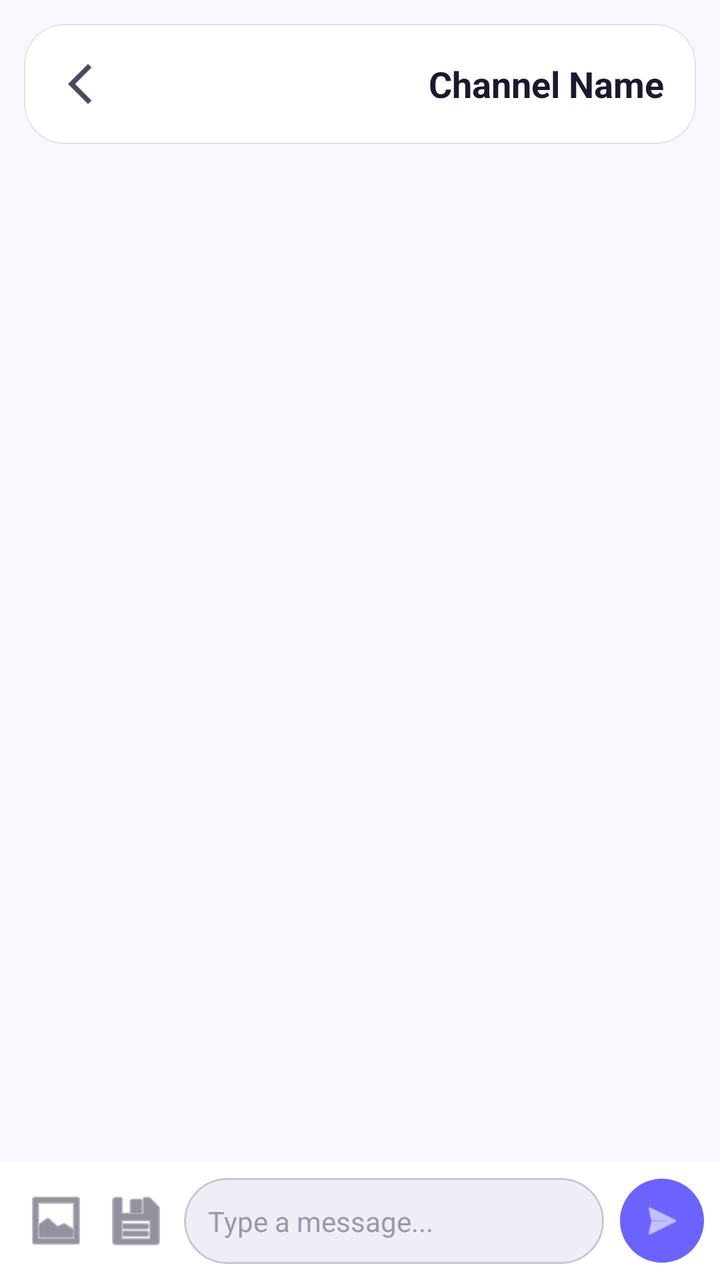
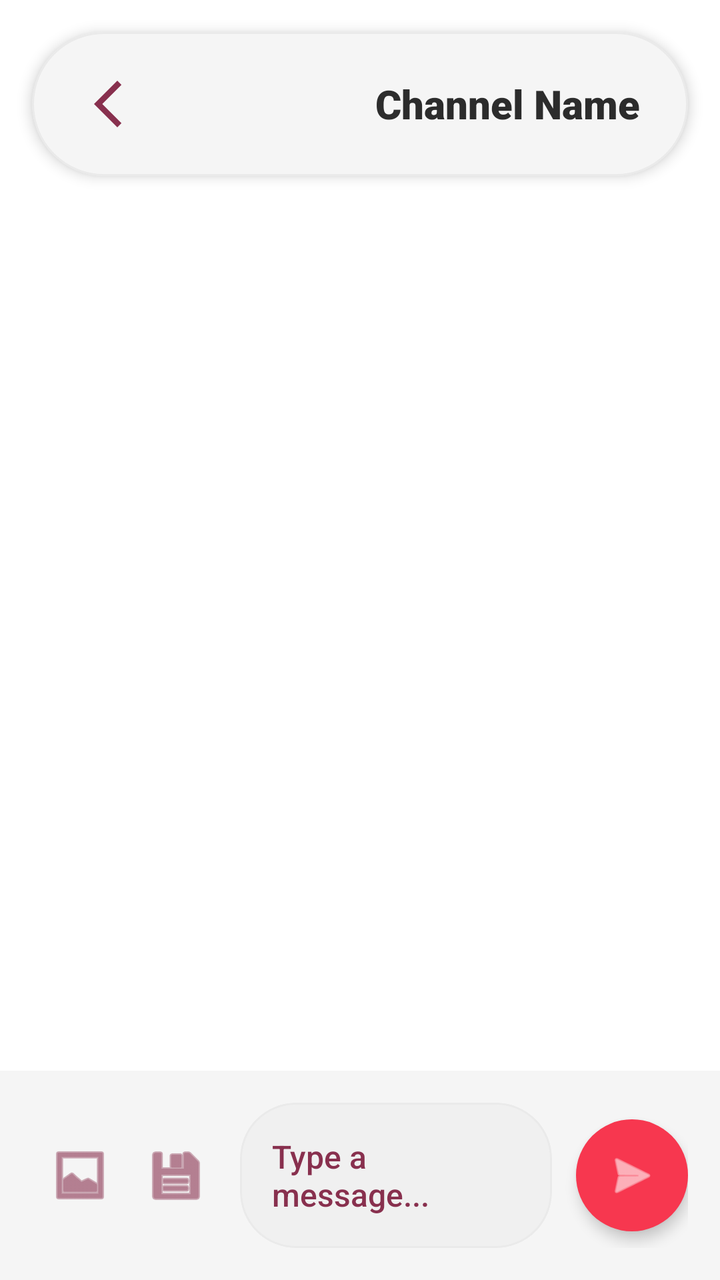

Compare the two renders of this Android layout. The source of the first and the diff that turns it into the second are given below.
<!-- AndroidManifest.xml: application theme Theme.SE114_CallingSystem -->
<!-- res/layout/activity_chat_detail.xml -->
<?xml version="1.0" encoding="utf-8"?>
<LinearLayout xmlns:android="http://schemas.android.com/apk/res/android"
    xmlns:app="http://schemas.android.com/apk/res-auto"
    android:id="@+id/main"
    android:layout_width="match_parent"
    android:layout_height="match_parent"
    android:background="@color/bg_primary"
    android:orientation="vertical"
    android:fitsSystemWindows="true">

    <com.google.android.material.card.MaterialCardView
        android:id="@+id/header"
        android:layout_width="match_parent"
        android:layout_height="60dp"
        android:layout_margin="12dp"
        app:cardBackgroundColor="@color/bg_secondary"
        app:cardCornerRadius="20dp"
        app:cardElevation="0dp"
        app:strokeColor="@color/card_stroke"
        app:strokeWidth="0.5dp">

        <RelativeLayout
            android:layout_width="match_parent"
            android:layout_height="match_parent"
            android:paddingHorizontal="16dp">

            <ImageView
                android:id="@+id/btnBack"
                android:layout_width="24dp"
                android:layout_height="24dp"
                android:layout_centerVertical="true"
                android:src="@drawable/icon_backbutton"
                app:tint="@color/icon_tint" />

            <TextView
                android:id="@+id/tvChannelName"
                android:layout_width="wrap_content"
                android:layout_height="wrap_content"
                android:layout_alignParentEnd="true"
                android:layout_centerVertical="true"
                android:text="Channel Name"
                android:textColor="@color/text_primary"
                android:textSize="18sp"
                android:textStyle="bold" />
        </RelativeLayout>
    </com.google.android.material.card.MaterialCardView>

    <androidx.recyclerview.widget.RecyclerView
        android:id="@+id/chatRecyclerView"
        android:layout_width="match_parent"
        android:layout_height="0dp"
        android:layout_weight="1"
        android:layout_marginHorizontal="8dp"
        android:background="@color/bg_primary"
        android:padding="8dp" />

    <LinearLayout
        android:id="@+id/tvReplyingToLayout"
        android:layout_width="match_parent"
        android:layout_height="wrap_content"
        android:layout_marginHorizontal="12dp"
        android:layout_marginBottom="4dp"
        android:background="@drawable/bg_quote_container"
        android:orientation="horizontal"
        android:gravity="center_vertical"
        android:paddingEnd="12dp"
        android:clipToOutline="true"
        android:visibility="gone">

        <View
            android:layout_width="4dp"
            android:layout_height="match_parent"
            android:background="@color/accent" />

        <TextView
            android:id="@+id/tvReplyingToText"
            android:layout_width="0dp"
            android:layout_height="wrap_content"
            android:layout_weight="1"
            android:layout_marginStart="10dp"
            android:paddingVertical="10dp"
            android:text="Đang trả lời: ..."
            android:textColor="@color/quote_text"
            android:textSize="13sp"
            android:maxLines="1"
            android:ellipsize="end"/>

        <ImageView
            android:id="@+id/ivReplyPreview"
            android:layout_width="40dp"
            android:layout_height="40dp"
            android:layout_marginEnd="8dp"
            android:scaleType="centerCrop"
            android:visibility="gone" />

        <ImageView
            android:layout_width="20dp"
            android:layout_height="20dp"
            android:src="@android:drawable/ic_menu_close_clear_cancel"
            app:tint="@color/text_secondary" />
    </LinearLayout>

    <LinearLayout
        android:id="@+id/inputArea"
        android:layout_width="match_parent"
        android:layout_height="wrap_content"
        android:background="@color/bg_secondary"
        android:orientation="horizontal"
        android:gravity="center_vertical"
        android:padding="8dp">

        <ImageButton
            android:id="@+id/btnAttachImage"
            android:layout_width="40dp"
            android:layout_height="40dp"
            android:background="?attr/selectableItemBackgroundBorderless"
            android:src="@android:drawable/ic_menu_gallery"
            app:tint="@color/icon_tint" />

        <ImageButton
            android:id="@+id/btnAttachFile"
            android:layout_width="40dp"
            android:layout_height="40dp"
            android:layout_marginEnd="4dp"
            android:background="?attr/selectableItemBackgroundBorderless"
            android:src="@android:drawable/ic_menu_save"
            app:tint="@color/icon_tint" />

        <com.google.android.material.card.MaterialCardView
            android:layout_width="0dp"
            android:layout_height="wrap_content"
            android:layout_weight="1"
            app:cardBackgroundColor="@color/bg_input"
            app:cardCornerRadius="22dp"
            app:cardElevation="0dp">

            <EditText
                android:id="@+id/edtMessage"
                android:layout_width="match_parent"
                android:layout_height="wrap_content"
                android:background="@android:color/transparent"
                android:hint="Type a message..."
                android:textColorHint="@color/text_hint"
                android:textColor="@color/text_primary"
                android:maxLines="4"
                android:padding="12dp"
                android:textSize="14sp" />
        </com.google.android.material.card.MaterialCardView>

        <ImageButton
            android:id="@+id/btnSend"
            android:layout_width="42dp"
            android:layout_height="42dp"
            android:layout_marginStart="8dp"
            android:background="@drawable/bg_send_button"
            android:src="@android:drawable/ic_menu_send"
            android:padding="10dp"
            android:scaleType="centerInside"
            app:tint="@color/white" />
    </LinearLayout>

</LinearLayout>
<!-- resources referenced by this layout -->
<resources>
  <color name="accent">#6C63FF</color>
  <color name="bg_input">#EEEEF6</color>
  <color name="bg_primary">#F8F9FE</color>
  <color name="bg_secondary">#FFFFFF</color>
  <color name="card_stroke">#E0E0EE</color>
  <color name="icon_tint">#4A4A60</color>
  <color name="quote_text">#555566</color>
  <color name="text_hint">#9999AA</color>
  <color name="text_primary">#1A1A2E</color>
  <color name="text_secondary">#6B6B80</color>
  <color name="white">#FFFFFFFF</color>
  <!-- drawable bg_quote_container (drawable) -->
  <?xml version="1.0" encoding="utf-8"?>
  <shape xmlns:android="http://schemas.android.com/apk/res/android">
      <solid android:color="@color/quote_bg"/>
      <corners android:radius="12dp"/>
  </shape>
  <!-- drawable bg_send_button (drawable) -->
  <?xml version="1.0" encoding="utf-8"?>
  <shape xmlns:android="http://schemas.android.com/apk/res/android"
      android:shape="oval">
      <solid android:color="@color/accent" />
  </shape>
  <!-- drawable icon_backbutton (drawable) -->
  <vector xmlns:android="http://schemas.android.com/apk/res/android"
      android:width="24dp"
      android:height="24dp"
      android:viewportWidth="960"
      android:viewportHeight="960">
    <path
        android:pathData="M640,880 L240,480l400,-400 71,71 -329,329 329,329 -71,71Z"
        android:fillColor="#000000"/>
  </vector>
  <style name="Theme.SE114_CallingSystem" parent="Base.Theme.SE114_CallingSystem" />
  <color name="quote_bg">#EEEEF6</color>
  <style name="Base.Theme.SE114_CallingSystem" parent="Theme.Material3.DayNight.NoActionBar">
          <item name="colorPrimary">@color/accent</item>
          <item name="colorOnPrimary">@color/text_on_accent</item>
          <item name="colorSecondary">@color/accent_light</item>
          <item name="android:windowBackground">@color/bg_primary</item>
          <item name="android:statusBarColor">@color/bg_primary</item>
          <item name="android:navigationBarColor">@color/bg_primary</item>
      </style>
  <color name="text_on_accent">#FFFFFF</color>
  <color name="accent_light">#8B83FF</color>
</resources>

<!-- the commit's change to res/layout/activity_chat_detail.xml (unified diff, before → after) -->
@@ -6,28 +6,29 @@
     android:layout_height="match_parent"
     android:background="@color/bg_primary"
     android:orientation="vertical"
-    android:fitsSystemWindows="true">
+    android:fitsSystemWindows="true"
+    android:animateLayoutChanges="true">
 
     <com.google.android.material.card.MaterialCardView
         android:id="@+id/header"
         android:layout_width="match_parent"
-        android:layout_height="60dp"
-        android:layout_margin="12dp"
+        android:layout_height="72dp"
+        android:layout_margin="16dp"
         app:cardBackgroundColor="@color/bg_secondary"
-        app:cardCornerRadius="20dp"
-        app:cardElevation="0dp"
+        app:cardCornerRadius="36dp"
+        app:cardElevation="4dp"
         app:strokeColor="@color/card_stroke"
-        app:strokeWidth="0.5dp">
+        app:strokeWidth="1dp">
 
         <RelativeLayout
             android:layout_width="match_parent"
             android:layout_height="match_parent"
-            android:paddingHorizontal="16dp">
+            android:paddingHorizontal="24dp">
 
             <ImageView
                 android:id="@+id/btnBack"
-                android:layout_width="24dp"
-                android:layout_height="24dp"
+                android:layout_width="28dp"
+                android:layout_height="28dp"
                 android:layout_centerVertical="true"
                 android:src="@drawable/icon_backbutton"
                 app:tint="@color/icon_tint" />
@@ -40,8 +41,8 @@
                 android:layout_centerVertical="true"
                 android:text="Channel Name"
                 android:textColor="@color/text_primary"
-                android:textSize="18sp"
-                android:textStyle="bold" />
+                android:textSize="20sp"
+                android:fontFamily="sans-serif-black" />
         </RelativeLayout>
     </com.google.android.material.card.MaterialCardView>
 
@@ -50,7 +51,7 @@
         android:layout_width="match_parent"
         android:layout_height="0dp"
         android:layout_weight="1"
-        android:layout_marginHorizontal="8dp"
+        android:layout_marginHorizontal="16dp"
         android:background="@color/bg_primary"
         android:padding="8dp" />
 
@@ -58,17 +59,18 @@
         android:id="@+id/tvReplyingToLayout"
         android:layout_width="match_parent"
         android:layout_height="wrap_content"
-        android:layout_marginHorizontal="12dp"
-        android:layout_marginBottom="4dp"
+        android:layout_marginHorizontal="16dp"
+        android:layout_marginBottom="8dp"
         android:background="@drawable/bg_quote_container"
         android:orientation="horizontal"
         android:gravity="center_vertical"
-        android:paddingEnd="12dp"
+        android:paddingEnd="16dp"
         android:clipToOutline="true"
-        android:visibility="gone">
+        android:visibility="gone"
+        android:animateLayoutChanges="true">
 
         <View
-            android:layout_width="4dp"
+            android:layout_width="6dp"
             android:layout_height="match_parent"
             android:background="@color/accent" />
 
@@ -77,25 +79,26 @@
             android:layout_width="0dp"
             android:layout_height="wrap_content"
             android:layout_weight="1"
-            android:layout_marginStart="10dp"
-            android:paddingVertical="10dp"
+            android:layout_marginStart="16dp"
+            android:paddingVertical="12dp"
             android:text="Đang trả lời: ..."
             android:textColor="@color/quote_text"
-            android:textSize="13sp"
+            android:fontFamily="sans-serif-medium"
+            android:textSize="14sp"
             android:maxLines="1"
             android:ellipsize="end"/>
 
         <ImageView
             android:id="@+id/ivReplyPreview"
-            android:layout_width="40dp"
-            android:layout_height="40dp"
-            android:layout_marginEnd="8dp"
+            android:layout_width="48dp"
+            android:layout_height="48dp"
+            android:layout_marginEnd="12dp"
             android:scaleType="centerCrop"
             android:visibility="gone" />
 
         <ImageView
-            android:layout_width="20dp"
-            android:layout_height="20dp"
+            android:layout_width="24dp"
+            android:layout_height="24dp"
             android:src="@android:drawable/ic_menu_close_clear_cancel"
             app:tint="@color/text_secondary" />
     </LinearLayout>
@@ -107,21 +110,22 @@
         android:background="@color/bg_secondary"
         android:orientation="horizontal"
         android:gravity="center_vertical"
-        android:padding="8dp">
+        android:padding="16dp"
+        android:animateLayoutChanges="true">
 
         <ImageButton
             android:id="@+id/btnAttachImage"
-            android:layout_width="40dp"
-            android:layout_height="40dp"
+            android:layout_width="48dp"
+            android:layout_height="48dp"
             android:background="?attr/selectableItemBackgroundBorderless"
             android:src="@android:drawable/ic_menu_gallery"
             app:tint="@color/icon_tint" />
 
         <ImageButton
             android:id="@+id/btnAttachFile"
-            android:layout_width="40dp"
-            android:layout_height="40dp"
-            android:layout_marginEnd="4dp"
+            android:layout_width="48dp"
+            android:layout_height="48dp"
+            android:layout_marginEnd="8dp"
             android:background="?attr/selectableItemBackgroundBorderless"
             android:src="@android:drawable/ic_menu_save"
             app:tint="@color/icon_tint" />
@@ -131,8 +135,10 @@
             android:layout_height="wrap_content"
             android:layout_weight="1"
             app:cardBackgroundColor="@color/bg_input"
-            app:cardCornerRadius="22dp"
-            app:cardElevation="0dp">
+            app:cardCornerRadius="28dp"
+            app:cardElevation="0dp"
+            app:strokeWidth="1dp"
+            app:strokeColor="@color/card_stroke">
 
             <EditText
                 android:id="@+id/edtMessage"
@@ -142,21 +148,23 @@
                 android:hint="Type a message..."
                 android:textColorHint="@color/text_hint"
                 android:textColor="@color/text_primary"
+                android:fontFamily="sans-serif-medium"
                 android:maxLines="4"
-                android:padding="12dp"
-                android:textSize="14sp" />
+                android:padding="16dp"
+                android:textSize="16sp" />
         </com.google.android.material.card.MaterialCardView>
 
         <ImageButton
             android:id="@+id/btnSend"
-            android:layout_width="42dp"
-            android:layout_height="42dp"
-            android:layout_marginStart="8dp"
+            android:layout_width="56dp"
+            android:layout_height="56dp"
+            android:layout_marginStart="12dp"
             android:background="@drawable/bg_send_button"
             android:src="@android:drawable/ic_menu_send"
-            android:padding="10dp"
+            android:padding="14dp"
             android:scaleType="centerInside"
-            app:tint="@color/white" />
+            app:tint="@color/white"
+            android:elevation="4dp"/>
     </LinearLayout>
 
 </LinearLayout>
<!-- resource entries referenced after the edit -->
@@ -1,15 +1,15 @@
 <!-- resources referenced by this layout -->
 <resources>
-  <color name="accent">#6C63FF</color>
-  <color name="bg_input">#EEEEF6</color>
-  <color name="bg_primary">#F8F9FE</color>
-  <color name="bg_secondary">#FFFFFF</color>
-  <color name="card_stroke">#E0E0EE</color>
-  <color name="icon_tint">#4A4A60</color>
-  <color name="quote_text">#555566</color>
-  <color name="text_hint">#9999AA</color>
-  <color name="text_primary">#1A1A2E</color>
-  <color name="text_secondary">#6B6B80</color>
+  <color name="accent">#F7374F</color>
+  <color name="bg_input">#F0F0F0</color>
+  <color name="bg_primary">#FFFFFF</color>
+  <color name="bg_secondary">#F5F5F5</color>
+  <color name="card_stroke">#EAEAEA</color>
+  <color name="icon_tint">#88304E</color>
+  <color name="quote_text">#522546</color>
+  <color name="text_hint">#88304E</color>
+  <color name="text_primary">#2C2C2C</color>
+  <color name="text_secondary">#522546</color>
   <color name="white">#FFFFFFFF</color>
   <!-- drawable bg_quote_container (drawable) -->
   <?xml version="1.0" encoding="utf-8"?>
@@ -34,7 +34,7 @@
         android:fillColor="#000000"/>
   </vector>
   <style name="Theme.SE114_CallingSystem" parent="Base.Theme.SE114_CallingSystem" />
-  <color name="quote_bg">#EEEEF6</color>
+  <color name="quote_bg">#F5F5F5</color>
   <style name="Base.Theme.SE114_CallingSystem" parent="Theme.Material3.DayNight.NoActionBar">
           <item name="colorPrimary">@color/accent</item>
           <item name="colorOnPrimary">@color/text_on_accent</item>
@@ -44,6 +44,6 @@
           <item name="android:navigationBarColor">@color/bg_primary</item>
       </style>
   <color name="text_on_accent">#FFFFFF</color>
-  <color name="accent_light">#8B83FF</color>
+  <color name="accent_light">#FF6B7A</color>
 </resources>
 
